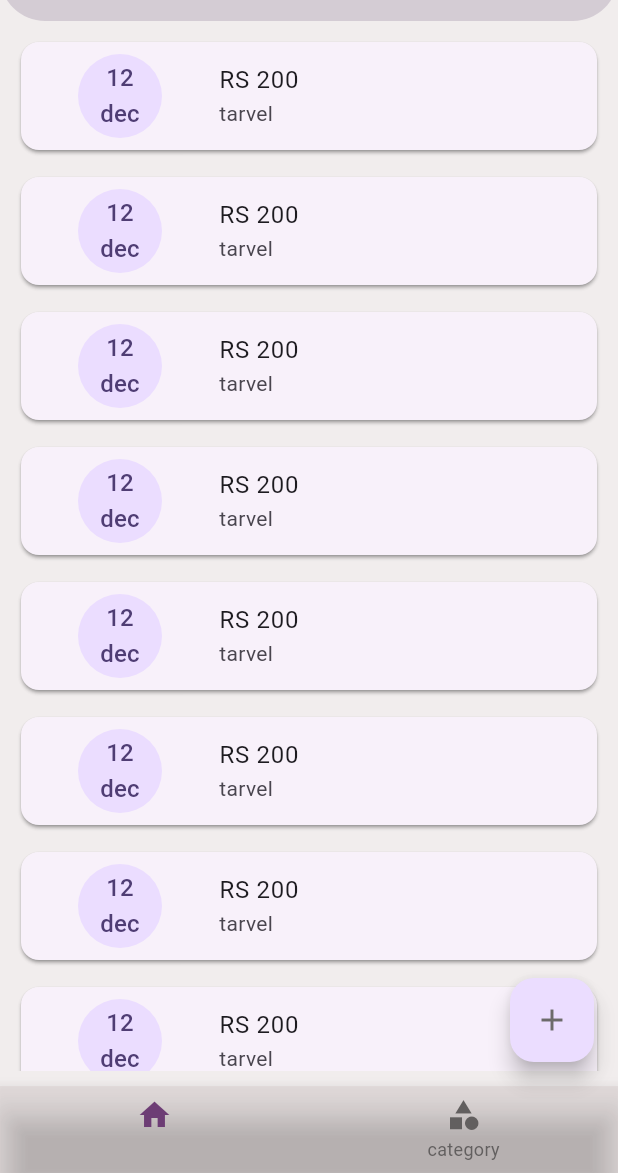
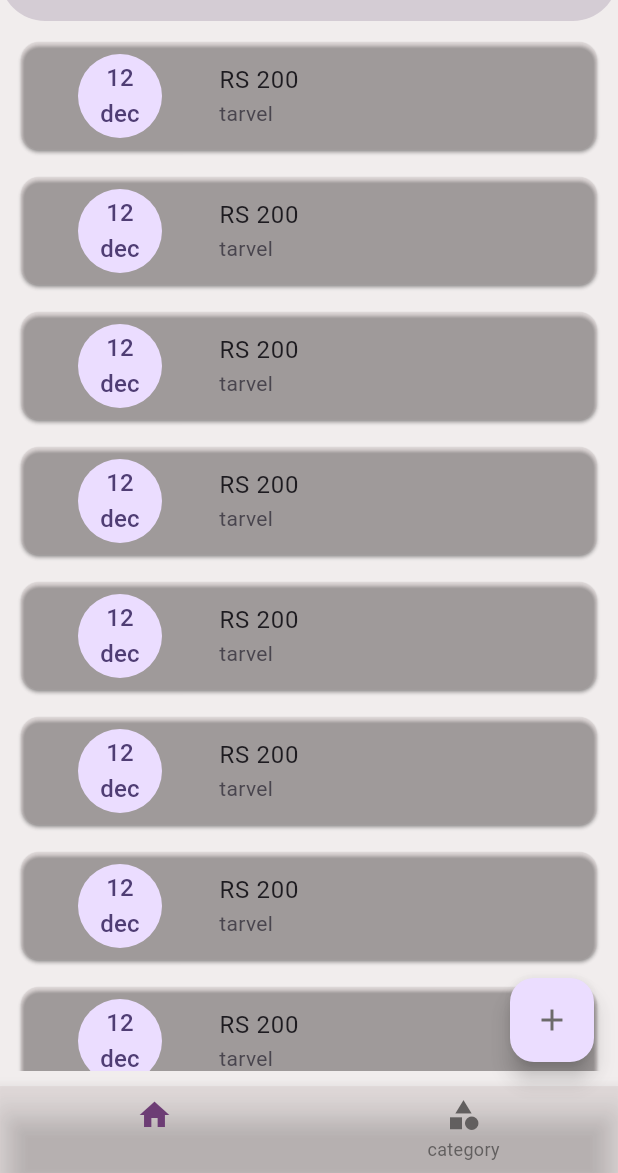
Before and after one commit to SUHAIB-P-A/expance_track, a Flutter app: the screen it shows after launch, on a phone screen of 412 x 824 dp, the part 63-1236 px from its top. Run offline on Flutter 3.47's test engine with Material 2 defaults, Android fonts, the phone set to English and light mode, and no system bars.

Commit message:
some ui changes

```diff
--- a/lib/screens/wedgets/bottamnavigationbar.dart
+++ b/lib/screens/wedgets/bottamnavigationbar.dart
@@ -11,7 +11,6 @@ class Expancebottamnavigation extends StatelessWidget {
       builder: (context, updated, _) {
         return BottomNavigationBar(
           backgroundColor: const Color.fromARGB(66, 199, 186, 186),
-          mouseCursor: MouseCursor.uncontrolled,
           useLegacyColorScheme: true,
           showSelectedLabels: false,
           showUnselectedLabels: true,
--- a/lib/transation_screens/transation.dart
+++ b/lib/transation_screens/transation.dart
@@ -14,6 +14,7 @@ class scr_tarnsations extends StatelessWidget {
         shrinkWrap: false,
         itemBuilder: (context, index) {
           return const Card(
+            color:Color.fromARGB(66, 199, 186, 186),
             shadowColor: Color.fromARGB(255, 112, 110, 110),
             child: ListTile(
               leading: CircleAvatar(
```
